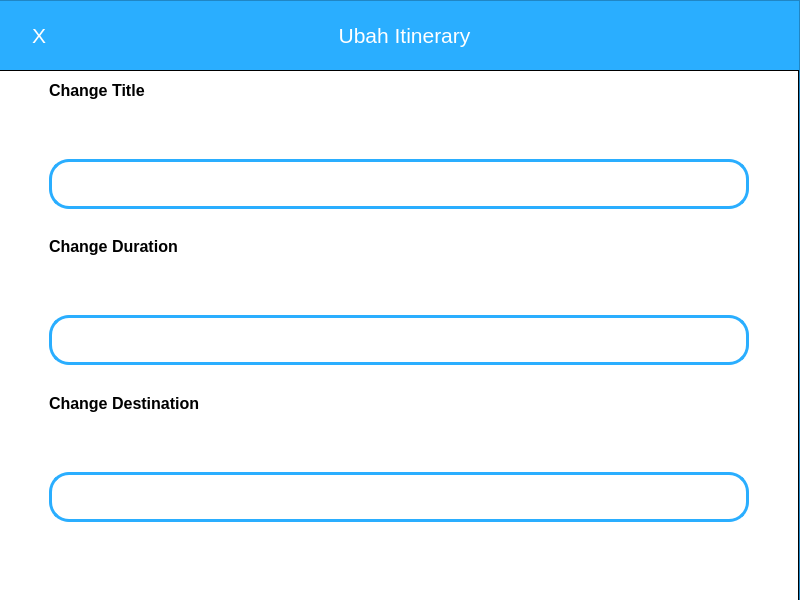
Above: src/UI/UbahItineraryDialogue.ui from MuhLibri/Itinerary-Planner before the change. Below: the same form after it.
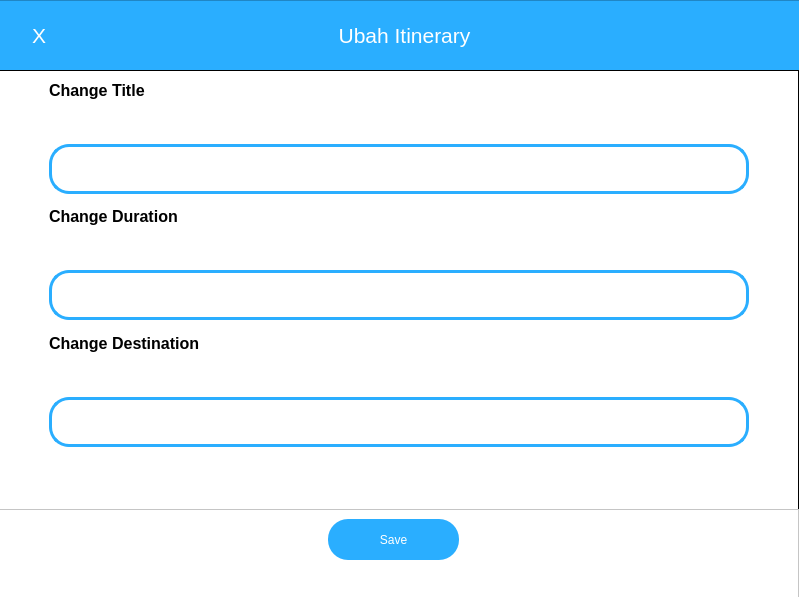
That is the form after the change.

Commit message: feat: add catatan dialogue

```diff
--- a/src/UI/UbahItineraryDialogue.ui
+++ b/src/UI/UbahItineraryDialogue.ui
@@ -6,8 +6,8 @@
    <rect>
     <x>0</x>
     <y>0</y>
-    <width>800</width>
-    <height>600</height>
+    <width>799</width>
+    <height>597</height>
    </rect>
   </property>
   <property name="windowTitle">
@@ -97,7 +97,7 @@
           <x>-1</x>
           <y>70</y>
           <width>801</width>
-          <height>531</height>
+          <height>441</height>
          </rect>
         </property>
         <property name="layoutDirection">
@@ -194,6 +194,12 @@
 border-radius: 20px;
 border-color: rgb(42, 174, 255);</string>
            </property>
+           <property name="text">
+            <string/>
+           </property>
+           <property name="cursorPosition">
+            <number>0</number>
+           </property>
            <property name="alignment">
             <set>Qt::AlignLeading|Qt::AlignLeft|Qt::AlignTop</set>
            </property>
@@ -343,6 +349,44 @@
          </item>
         </layout>
        </widget>
+       <widget class="QFrame" name="frame_2">
+        <property name="geometry">
+         <rect>
+          <x>-1</x>
+          <y>509</y>
+          <width>801</width>
+          <height>91</height>
+         </rect>
+        </property>
+        <property name="styleSheet">
+         <string notr="true">background-color: rgb(255, 255, 255);</string>
+        </property>
+        <property name="frameShape">
+         <enum>QFrame::StyledPanel</enum>
+        </property>
+        <property name="frameShadow">
+         <enum>QFrame::Raised</enum>
+        </property>
+        <widget class="QPushButton" name="pushButton_2">
+         <property name="geometry">
+          <rect>
+           <x>330</x>
+           <y>10</y>
+           <width>131</width>
+           <height>41</height>
+          </rect>
+         </property>
+         <property name="styleSheet">
+          <string notr="true">border: none;
+border-radius: 20px;
+color: rgb(255, 255, 255);
+background-color: rgb(42, 174, 255);</string>
+         </property>
+         <property name="text">
+          <string>Save</string>
+         </property>
+        </widget>
+       </widget>
       </widget>
      </item>
     </layout>
```
Left out of the diff: 2 changed lines with no effect on the pictures. The commit also changes 4 other files.
